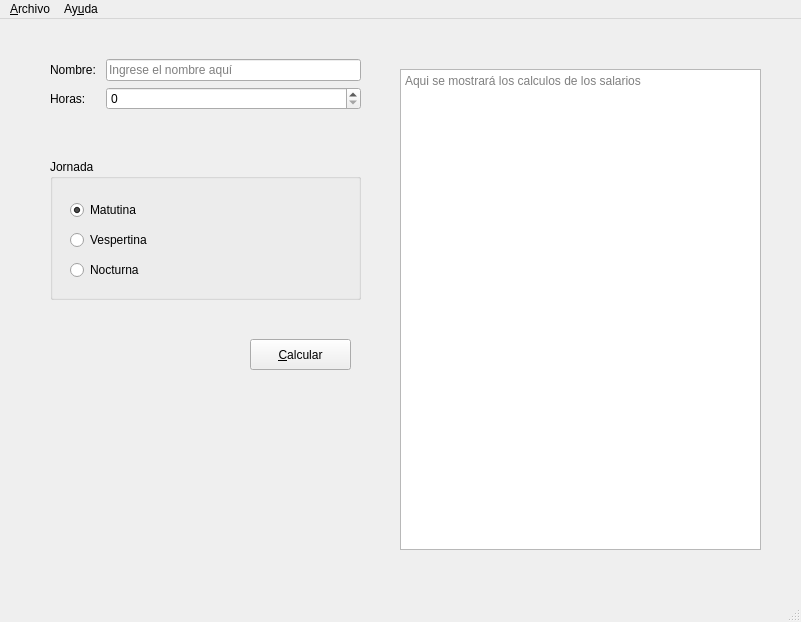
Old version of the form salarios.ui in the repository JuanJoseAnga/P59-SALARIOS-POO.
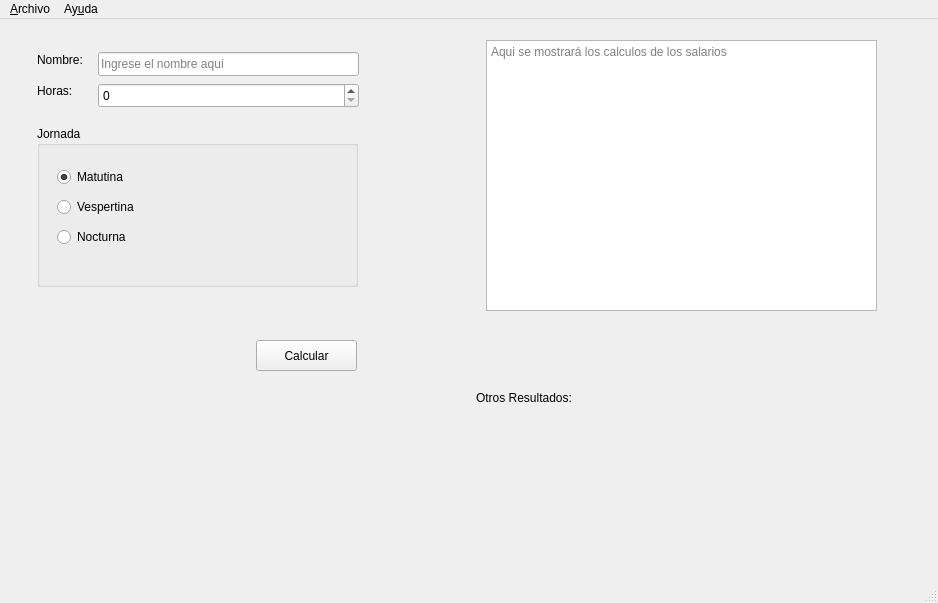
New version of the form.

```diff
--- a/salarios.ui
+++ b/salarios.ui
@@ -6,8 +6,8 @@
    <rect>
     <x>0</x>
     <y>0</y>
-    <width>801</width>
-    <height>622</height>
+    <width>938</width>
+    <height>603</height>
    </rect>
   </property>
   <property name="windowTitle">
@@ -17,14 +17,14 @@
    <widget class="QWidget" name="widget" native="true">
     <property name="geometry">
      <rect>
-      <x>20</x>
-      <y>20</y>
-      <width>361</width>
-      <height>521</height>
+      <x>26</x>
+      <y>11</y>
+      <width>901</width>
+      <height>541</height>
      </rect>
     </property>
     <property name="sizePolicy">
-     <sizepolicy hsizetype="Fixed" vsizetype="Preferred">
+     <sizepolicy hsizetype="Preferred" vsizetype="Preferred">
       <horstretch>0</horstretch>
       <verstretch>0</verstretch>
      </sizepolicy>
@@ -38,25 +38,34 @@
     <widget class="QWidget" name="widget_3" native="true">
      <property name="geometry">
       <rect>
-       <x>30</x>
-       <y>20</y>
-       <width>311</width>
+       <x>11</x>
+       <y>11</y>
+       <width>331</width>
        <height>78</height>
       </rect>
      </property>
-     <layout class="QFormLayout" name="formLayout_2">
-      <property name="leftMargin">
-       <number>0</number>
-      </property>
-      <item row="0" column="0">
        <widget class="QLabel" name="label">
+      <property name="geometry">
+       <rect>
+        <x>0</x>
+        <y>11</y>
+        <width>54</width>
+        <height>16</height>
+       </rect>
+      </property>
         <property name="text">
          <string>Nombre: </string>
         </property>
        </widget>
-      </item>
-      <item row="0" column="1">
        <widget class="QLineEdit" name="inNombre">
+      <property name="geometry">
+       <rect>
+        <x>61</x>
+        <y>11</y>
+        <width>261</width>
+        <height>24</height>
+       </rect>
+      </property>
         <property name="text">
          <string/>
         </property>
@@ -64,26 +73,37 @@
          <string>Ingrese el nombre aquí</string>
         </property>
        </widget>
-      </item>
-      <item row="1" column="0">
        <widget class="QLabel" name="label_2">
+      <property name="geometry">
+       <rect>
+        <x>0</x>
+        <y>42</y>
+        <width>42</width>
+        <height>16</height>
+       </rect>
+      </property>
         <property name="text">
          <string>Horas: </string>
         </property>
        </widget>
-      </item>
-      <item row="1" column="1">
-       <widget class="QSpinBox" name="inHoras"/>
-      </item>
-     </layout>
+     <widget class="QSpinBox" name="inHoras">
+      <property name="geometry">
+       <rect>
+        <x>61</x>
+        <y>42</y>
+        <width>261</width>
+        <height>25</height>
+       </rect>
+      </property>
+     </widget>
     </widget>
     <widget class="QGroupBox" name="groupBox">
      <property name="geometry">
       <rect>
-       <x>30</x>
-       <y>120</y>
-       <width>311</width>
-       <height>141</height>
+       <x>11</x>
+       <y>96</y>
+       <width>321</width>
+       <height>161</height>
       </rect>
      </property>
      <property name="title">
@@ -133,18 +153,21 @@
      </widget>
     </widget>
     <widget class="QWidget" name="widget_4" native="true">
+     <property name="enabled">
+      <bool>true</bool>
+     </property>
      <property name="geometry">
       <rect>
-       <x>20</x>
-       <y>280</y>
-       <width>321</width>
-       <height>80</height>
+       <x>11</x>
+       <y>139</y>
+       <width>339</width>
+       <height>16</height>
       </rect>
      </property>
-     <widget class="QPushButton" name="pushButton">
+     <widget class="QPushButton" name="cmaCalcular">
       <property name="geometry">
        <rect>
-        <x>210</x>
+        <x>190</x>
         <y>20</y>
         <width>101</width>
         <height>31</height>
@@ -155,37 +178,79 @@
       </property>
      </widget>
     </widget>
+    <widget class="QPushButton" name="pushButton">
+     <property name="geometry">
+      <rect>
+       <x>230</x>
+       <y>310</y>
+       <width>101</width>
+       <height>31</height>
+      </rect>
+     </property>
+     <property name="text">
+      <string>Calcular</string>
+     </property>
    </widget>
    <widget class="QWidget" name="widget_2" native="true">
     <property name="geometry">
      <rect>
-      <x>390</x>
-      <y>20</y>
-      <width>381</width>
-      <height>511</height>
+       <x>430</x>
+       <y>0</y>
+       <width>441</width>
+       <height>311</height>
      </rect>
     </property>
     <widget class="QPlainTextEdit" name="outResultado">
      <property name="geometry">
       <rect>
-       <x>10</x>
-       <y>30</y>
-       <width>361</width>
-       <height>481</height>
-      </rect>
-     </property>
+        <x>30</x>
+        <y>10</y>
+        <width>391</width>
+        <height>271</height>
+       </rect>
+      </property>
+      <property name="sizePolicy">
+       <sizepolicy hsizetype="Fixed" vsizetype="Expanding">
+        <horstretch>0</horstretch>
+        <verstretch>0</verstretch>
+       </sizepolicy>
+      </property>
      <property name="placeholderText">
       <string>Aqui se mostrará los calculos de los salarios</string>
      </property>
     </widget>
    </widget>
+    <widget class="QWidget" name="widget_5" native="true">
+     <property name="geometry">
+      <rect>
+       <x>430</x>
+       <y>330</y>
+       <width>441</width>
+       <height>191</height>
+      </rect>
+     </property>
+     <widget class="QLabel" name="label_3">
+      <property name="geometry">
+       <rect>
+        <x>20</x>
+        <y>30</y>
+        <width>121</width>
+        <height>16</height>
+       </rect>
+      </property>
+      <property name="text">
+       <string>Otros Resultados:</string>
+      </property>
+     </widget>
+    </widget>
+   </widget>
   </widget>
   <widget class="QMenuBar" name="menubar">
    <property name="geometry">
     <rect>
      <x>0</x>
      <y>0</y>
-     <width>801</width>
+     <width>938</width>
      <height>25</height>
     </rect>
    </property>
```
Lines whose indentation alone changed are shown as unchanged.
